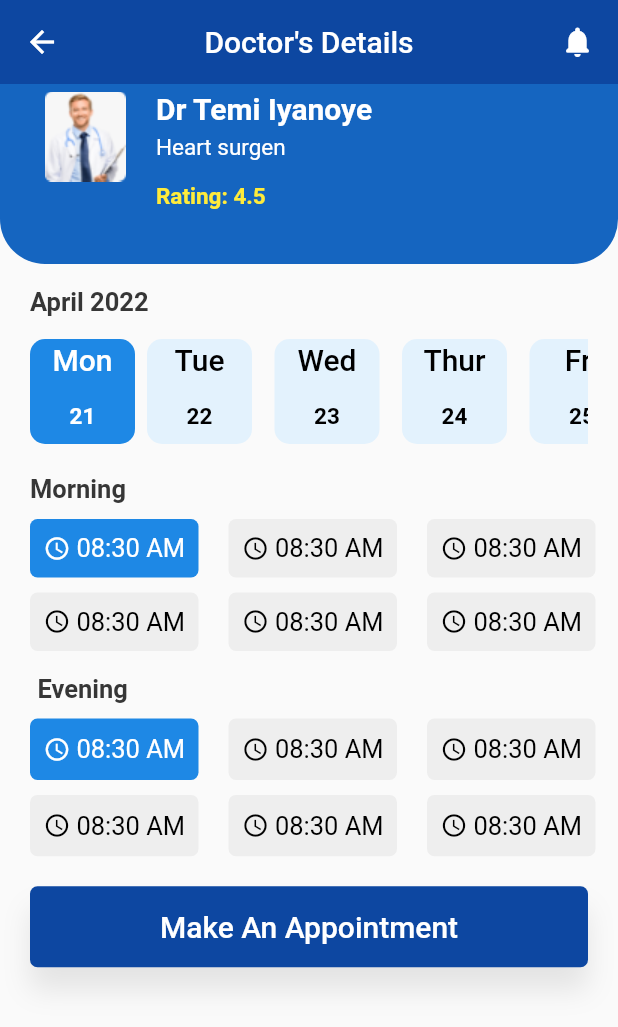
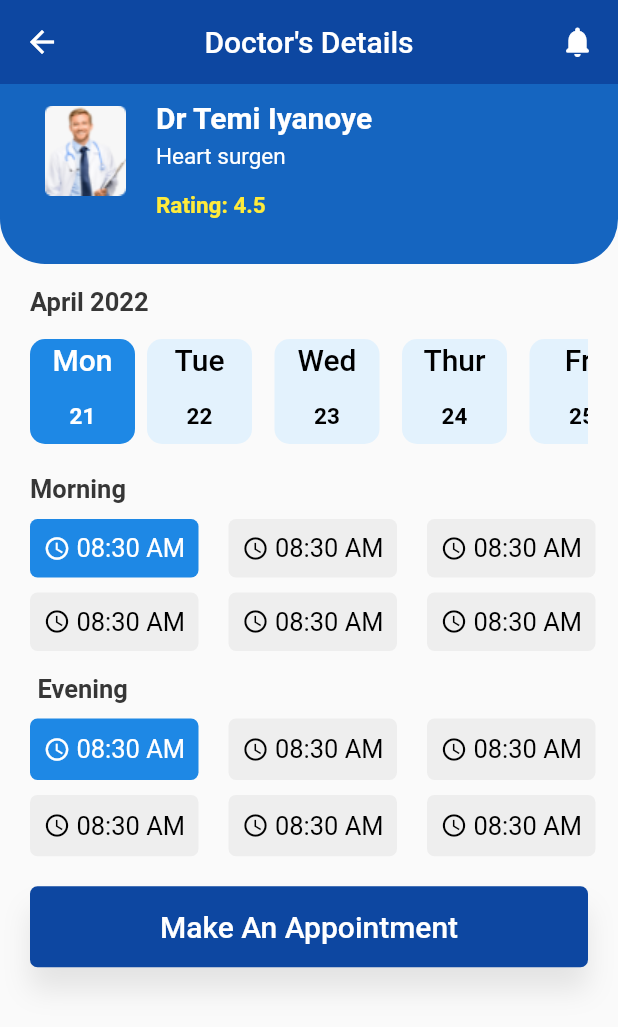
Before and after one commit to T-Tek/doctor_appointment_ui, a Flutter app: the DoctorDetailPage screen opened directly, on a phone screen of 412 x 824 dp. Shown: the top 1027 px of the screen. Run offline on Flutter 3.47's test engine with Material 2 defaults, Android fonts, the phone set to English and light mode, and no system bars.

Commit message:
doctor's details page top container adjusted

```diff
--- a/lib/doctor_detail_page.dart
+++ b/lib/doctor_detail_page.dart
@@ -55,7 +55,7 @@ class _DoctorDetailPageState extends State<DoctorDetailPage> {
                 child: Row(
                   children: [
                     Container(
-                      margin: EdgeInsets.only(bottom: 20),
+                      margin: EdgeInsets.only(bottom: 1),
                       child: Image.asset(
                         "images/dr_1.png",
                       ),
@@ -67,7 +67,7 @@ class _DoctorDetailPageState extends State<DoctorDetailPage> {
                         crossAxisAlignment: CrossAxisAlignment.start,
                         children: [
                           Container(
-                            margin: EdgeInsets.only(top: 5),
+                            margin: EdgeInsets.only(top: 11),
                             child: Text(
                               'Dr Temi Iyanoye',
                               style: TextStyle(
```
